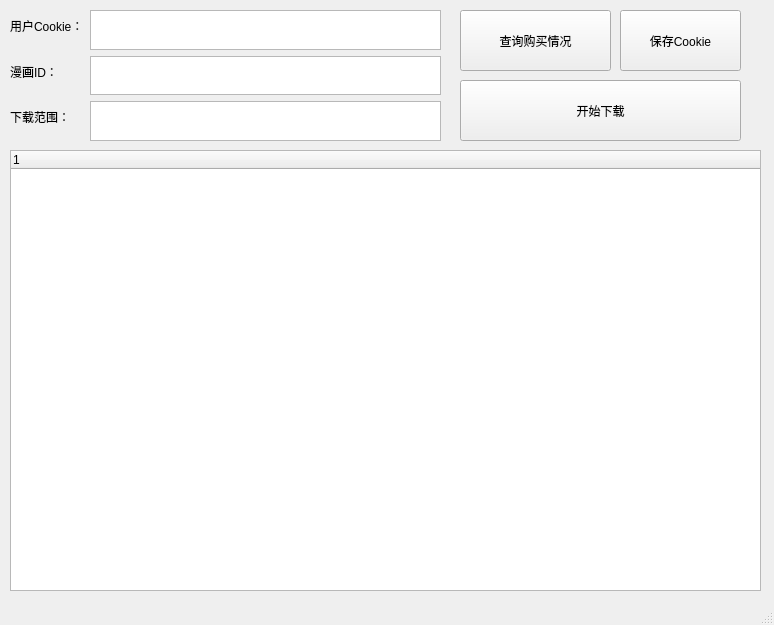
The window that MainGUI.ui (Randark-JMT/Bilibili_manga_download) describes before a commit, drawn with Qt 5.
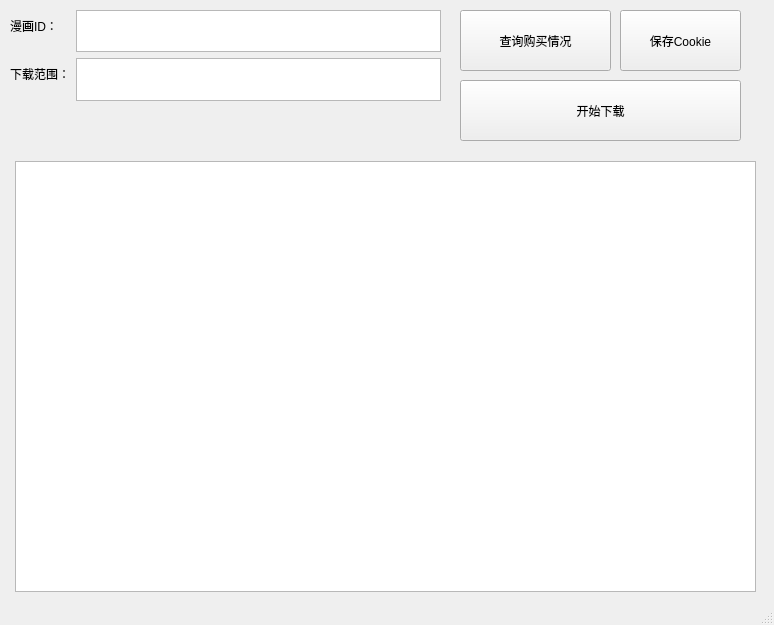
The same window after the commit.

```diff
--- a/MainGUI.ui
+++ b/MainGUI.ui
@@ -20,43 +20,29 @@
       <x>10</x>
       <y>10</y>
       <width>431</width>
-      <height>131</height>
+      <height>91</height>
      </rect>
     </property>
     <layout class="QFormLayout" name="formLayout">
      <item row="0" column="0">
-      <widget class="QLabel" name="label">
-       <property name="text">
-        <string>用户Cookie：</string>
-       </property>
-      </widget>
-     </item>
-     <item row="1" column="0">
       <widget class="QLabel" name="label_2">
        <property name="text">
         <string>漫画ID：</string>
        </property>
       </widget>
      </item>
-     <item row="2" column="0">
+     <item row="0" column="1">
+      <widget class="QTextEdit" name="textEdit_3"/>
+     </item>
+     <item row="1" column="0">
       <widget class="QLabel" name="label_3">
        <property name="text">
         <string>下载范围：</string>
        </property>
       </widget>
      </item>
-     <item row="2" column="1">
-      <widget class="QTextEdit" name="textEdit_2"/>
-     </item>
-     <item row="0" column="1">
-      <widget class="QTextEdit" name="textEdit">
-       <property name="whatsThis">
-        <string>测试</string>
-       </property>
-      </widget>
-     </item>
      <item row="1" column="1">
-      <widget class="QTextEdit" name="textEdit_3"/>
+      <widget class="QTextEdit" name="textEdit_2"/>
      </item>
     </layout>
    </widget>
@@ -99,15 +85,20 @@
      <string>开始下载</string>
     </property>
    </widget>
-   <widget class="QTreeWidget" name="treeWidget">
+   <widget class="QTextBrowser" name="textBrowser">
     <property name="geometry">
      <rect>
-      <x>10</x>
-      <y>150</y>
-      <width>751</width>
-      <height>441</height>
+      <x>15</x>
+      <y>161</y>
+      <width>741</width>
+      <height>431</height>
      </rect>
     </property>
+    <property name="font">
+     <font>
+      <pointsize>10</pointsize>
+     </font>
+    </property>
    </widget>
   </widget>
   <widget class="QStatusBar" name="statusbar"/>
```
